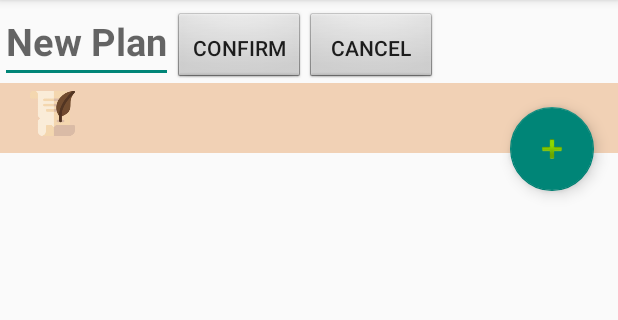
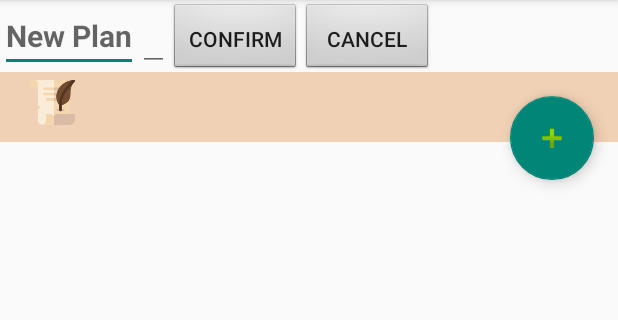
Before and after one commit to Jaleed96/ILoveNWest, an Android app: the EditPlan screen opened directly, with no data from a screen before it, on a phone screen of 412 x 824 dp, the part 84-404 px from its top. Run offline under Robolectric (Android 15) with nearby library versions, the phone set to English and light mode, and no system bars; our stand-ins replace Firebase (no records; nobody signed in at launch, a user with empty details on screens opened directly); 4 statements that could not run were skipped.

```diff
--- a/app/src/main/res/layout/activity_edit_plan.xml
+++ b/app/src/main/res/layout/activity_edit_plan.xml
@@ -1,5 +1,6 @@
 <?xml version="1.0" encoding="utf-8"?>
-<LinearLayout xmlns:android="http://schemas.android.com/apk/res/android"
+<LinearLayout
+    xmlns:android="http://schemas.android.com/apk/res/android"
     xmlns:tools="http://schemas.android.com/tools"
     android:layout_width="match_parent"
     android:layout_height="match_parent"
@@ -16,7 +17,14 @@
             android:layout_width="wrap_content"
             android:layout_height="wrap_content"
             android:hint="@string/label_edit_plan_title"
-            android:textSize="25sp"
+            android:textSize="20sp"
+            android:textStyle="bold" />
+
+        <EditText
+            android:id="@+id/planDate"
+            android:layout_width="wrap_content"
+            android:layout_height="wrap_content"
+            android:textSize="18sp"
             android:textStyle="bold" />
 
         <Button
```
Also changed, not shown: app/src/main/java/comp3717/bcit/ca/ilovenwest/EditPlan.java (+10 -2 lines).
